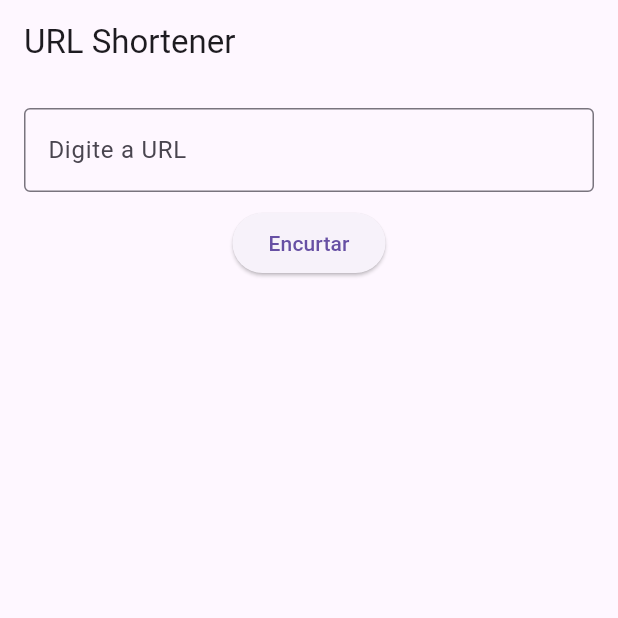
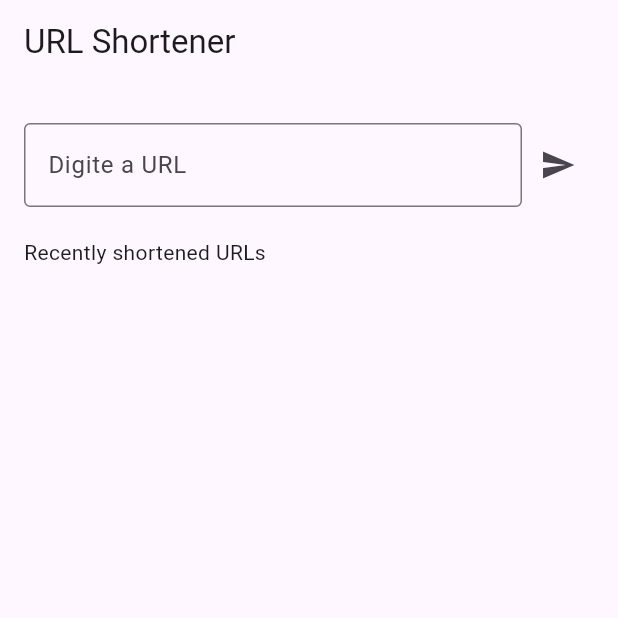
Before and after one commit to pbelfort/link_app, a Flutter app: the screen it shows after launch, on a phone screen of 412 x 824 dp, the top half of it. Run offline on Flutter 3.47's test engine with Material 3 defaults, Android fonts, the phone set to English and light mode, and no system bars; our stand-ins replace dartz, flutter_dotenv, flutter_riverpod, get_it.

Commit message:
Refactor HomeScreen to improve URL submission with a TextField and IconButton, and update createAlias method to accept context for error handling.

```diff
--- a/lib/presentation/screens/home_screen.dart
+++ b/lib/presentation/screens/home_screen.dart
@@ -27,43 +27,51 @@ class _HomeScreenState extends ConsumerState<HomeScreen> {
         padding: const EdgeInsets.all(16.0),
         child: Column(
           children: [
-            TextField(
+            const SizedBox(height: 10),
+            Row(
+              children: [
+                Flexible(
+                  child: TextField(
                     controller: _controller,
                     decoration: const InputDecoration(
                       labelText: 'Digite a URL',
                       border: OutlineInputBorder(),
                     ),
                   ),
-            const SizedBox(height: 10),
-            ElevatedButton(
-              onPressed: _provider.loading
-                  ? null
-                  : () async {
-                      if (_controller.text.isNotEmpty) {
-                        try {
-                          await _provider.createAlias(_controller.text);
+                ),
+                IconButton(
+                  onPressed: () {
+                    if (_provider.loading) return;
+                    final url = _controller.text;
+                    if (url.isNotEmpty) {
+                      _provider.createAlias(url: url, context: context);
                       _controller.clear();
-                        } catch (_) {
-                          if (!context.mounted) return;
-                          ScaffoldMessenger.of(context).showSnackBar(
-                            const SnackBar(
-                              content: Text('Erro ao encurtar URL'),
-                            ),
-                          );
-                        }
                     }
                   },
-              child: _provider.loading
-                  ? const CircularProgressIndicator(color: Colors.white)
-                  : const Text('Encurtar'),
+                  icon: const Icon(Icons.send),
+                ),
+              ],
             ),
             const SizedBox(height: 20),
+            Align(
+              alignment: Alignment.centerLeft,
+              child: Text('Recently shortened URLs'),
+            ),
+            const SizedBox(height: 20),
+
             Expanded(
-              child: ListView.builder(
-                itemCount: _state.history.length,
-                itemBuilder: (context, index) {
-                  return LinkTile(link: _state.history[index]);
+              child: CustomScrollView(
+                slivers: [
+                  SliverList(
+                    delegate: SliverChildBuilderDelegate(
+                      childCount: _state.history.length,
+                      (context, index) {
+                        final link = _state.history[index];
+                        return LinkTile(link: link);
                       },
+                    ),
+                  ),
+                ],
               ),
             ),
           ],
```
Also changed, not shown: lib/presentation/providers/alias_provider.dart (+9 -1 lines). Lines whose indentation alone changed are shown as unchanged.
